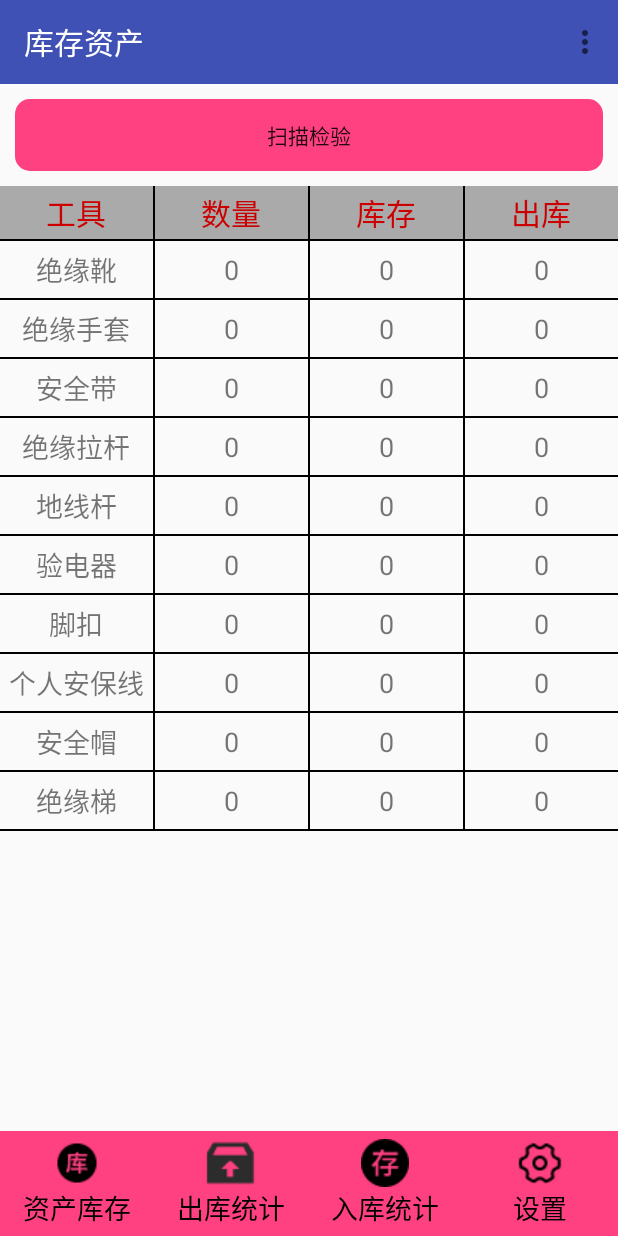
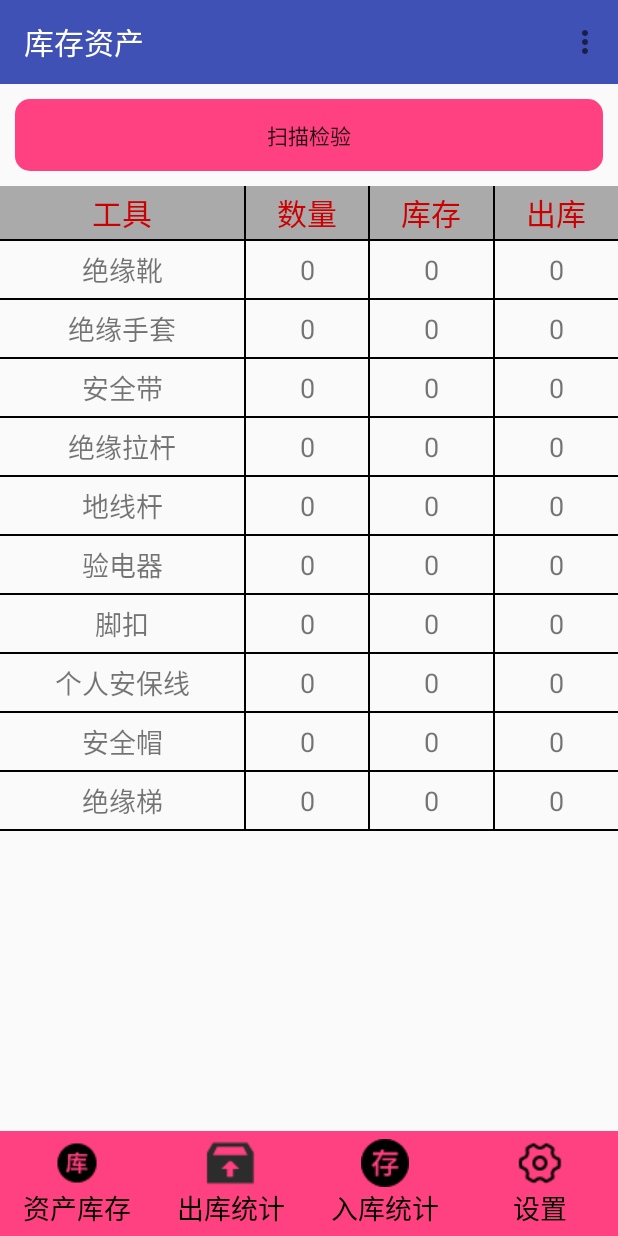
Before and after one commit to yxg2725/AssetStatistics, an Android app: the screen it shows after launch (MainActivity), on a phone screen of 412 x 824 dp. Run offline under Robolectric (Android 15) with nearby library versions, the light colour scheme and no system bars; our stand-ins replace ButterKnife, EventBus; libraries missing offline, so code that uses them is left out: com.afollestad.materialdialogs, com.bigkoo.svprogresshud, com.yanzhenjie.permission, org.greenrobot.greendao; 12 statements that could not run were skipped.

Commit message:
第七次

```diff
--- a/app/src/main/res/layout/fragment_inventory.xml
+++ b/app/src/main/res/layout/fragment_inventory.xml
@@ -24,7 +24,7 @@
             android:text="工具"
             android:textSize="@dimen/text_size"
             android:layout_width="0dp"
-            android:layout_weight="1"
+            android:layout_weight="2"
             android:layout_height="wrap_content"/>
         <View
             android:background="@android:color/background_dark"
--- a/app/src/main/res/layout/item_inventory.xml
+++ b/app/src/main/res/layout/item_inventory.xml
@@ -18,7 +18,7 @@
             android:text="名称"
             android:textSize="@dimen/text_size2"
             android:layout_width="0dp"
-            android:layout_weight="1"
+            android:layout_weight="2"
             android:layout_height="wrap_content"/>
         <View
             android:background="@android:color/background_dark"
```
Also changed, not shown: app/src/main/java/com/huadin/assetstatistics/activity/AssetDetailActivity.java (+14 -7 lines), app/src/main/java/com/huadin/assetstatistics/utils/SharedPreferenceUtils.java (added, +33 -0 lines), app/src/main/res/layout/fragment_set.xml (+4 -4 lines).
